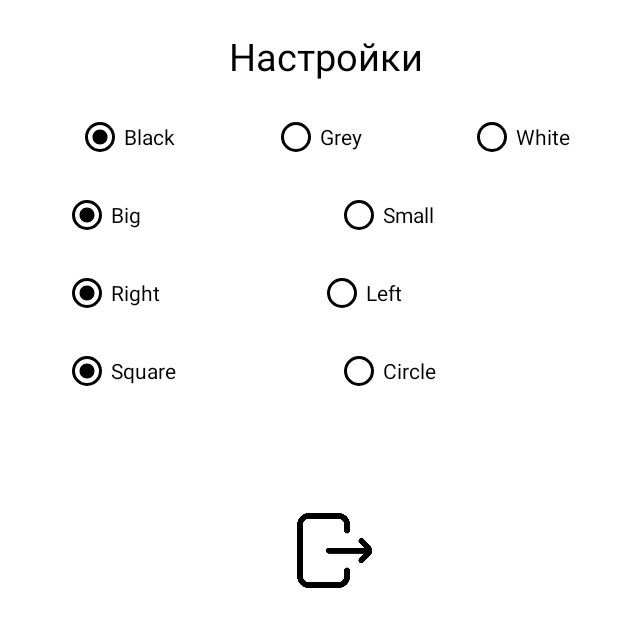
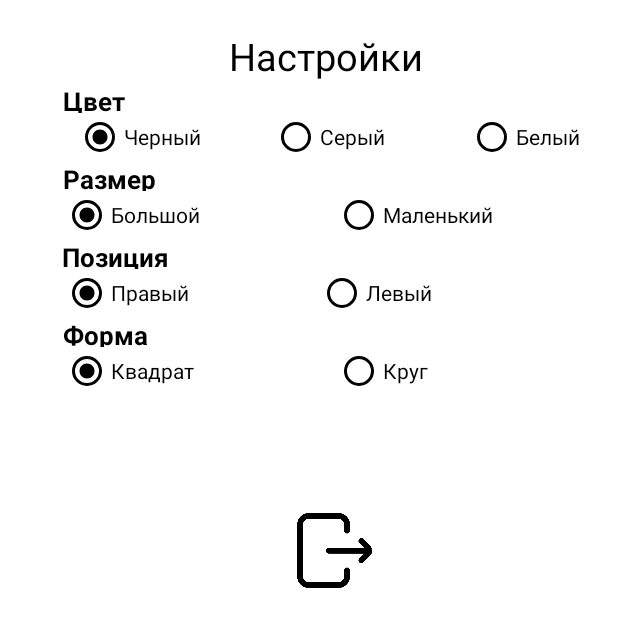
Before and after one commit to AgeDim/Clicker, an Android app: the SettingsActivity screen opened directly, with no data from a screen before it, on a phone screen of 824 x 412 dp (held sideways). Shown: the whole screen, without its empty margins (284-924 px from the left). Run offline under Robolectric (Android 15) with nearby library versions, the phone set to English and light mode, and no system bars.

Commit message:
Это все, что останется после меня!

```diff
--- a/app/src/main/java/com/example/clicker/MainActivity.java
+++ b/app/src/main/java/com/example/clicker/MainActivity.java
@@ -36,7 +36,7 @@ public class MainActivity extends AppCompatActivity {
             int secs = (int) (updateTime / 1000);
             secs %= 60;
             int milliseconds = (int) (updateTime % 1000);
-            time.setText("Time : " + String.format("%2d", secs) + ":" + String.format("%3d", milliseconds) + " c");
+            time.setText("Время : " + String.format("%2d", secs) + ":" + String.format("%3d", milliseconds) + " c");
             customHandler.postDelayed(this, 0);
         }
     };
@@ -60,7 +60,7 @@ public class MainActivity extends AppCompatActivity {
         startBtn.setOnClickListener(view -> {
             startBtn.setEnabled(false);
             click.setEnabled(true);
-            time.setText("Time : 0 c");
+            time.setText("Время : 0 c");
 
         });
         click.setOnClickListener(view -> {
@@ -81,7 +81,7 @@ public class MainActivity extends AppCompatActivity {
                 startBtn.setEnabled(true);
                 click.setEnabled(false);
             }
-            counter.setText("Click : " + c);
+            counter.setText("Клик : " + c);
             c++;
         });
         settings.setOnClickListener(view -> {
--- a/app/src/main/res/layout/activity_main.xml
+++ b/app/src/main/res/layout/activity_main.xml
@@ -82,13 +82,16 @@
             android:layout_marginEnd="140dp"
             android:layout_marginBottom="300dp"
             android:text="@string/start"
+            android:backgroundTint="@color/black"
             android:textColor="#80DEEA"
+            android:background="@color/black"
             app:layout_constraintBottom_toBottomOf="parent"
             app:layout_constraintEnd_toEndOf="parent"
             app:layout_constraintHorizontal_bias="0.498"
             app:layout_constraintStart_toStartOf="parent"
             app:layout_constraintVertical_bias="0.584"
-            tools:ignore="TextContrastCheck" />
+            tools:ignore="TextContrastCheck"
+            tools:targetApi="lollipop" />
 
     </LinearLayout>
 
--- a/app/src/main/res/layout/activity_settings.xml
+++ b/app/src/main/res/layout/activity_settings.xml
@@ -86,10 +86,11 @@
         android:id="@+id/textView3"
         android:layout_width="392dp"
         android:layout_height="20dp"
-        android:layout_marginStart="20dp"
+        android:layout_marginStart="50dp"
         android:layout_marginEnd="20dp"
         android:text="@string/color"
         android:textAlignment="center"
+        android:textColor="@color/black"
         android:textSize="17sp"
         android:textStyle="bold"
         app:layout_constraintEnd_toEndOf="parent"
@@ -101,10 +102,11 @@
         android:id="@+id/textView4"
         android:layout_width="392dp"
         android:layout_height="20dp"
-        android:layout_marginStart="20dp"
+        android:layout_marginStart="50dp"
         android:layout_marginEnd="20dp"
         android:text="@string/size"
         android:textAlignment="center"
+        android:textColor="@color/black"
         android:textSize="17sp"
         android:textStyle="bold"
         app:layout_constraintEnd_toEndOf="parent"
@@ -150,10 +152,11 @@
         android:id="@+id/textView5"
         android:layout_width="393dp"
         android:layout_height="20dp"
-        android:layout_marginStart="20dp"
+        android:layout_marginStart="50dp"
         android:layout_marginEnd="20dp"
         android:text="@string/position"
         android:textAlignment="center"
+        android:textColor="@color/black"
         android:textSize="17sp"
         android:textStyle="bold"
         app:layout_constraintEnd_toEndOf="parent"
@@ -199,10 +202,11 @@
         android:id="@+id/textView6"
         android:layout_width="392dp"
         android:layout_height="20dp"
-        android:layout_marginStart="20dp"
+        android:layout_marginStart="50dp"
         android:layout_marginEnd="20dp"
         android:text="@string/form"
         android:textAlignment="center"
+        android:textColor="@color/black"
         android:textSize="17sp"
         android:textStyle="bold"
         app:layout_constraintEnd_toEndOf="parent"
--- a/app/src/main/res/values/strings.xml
+++ b/app/src/main/res/values/strings.xml
@@ -1,24 +1,24 @@
 <resources>
-    <string name="app_name">Clicker</string>
-    <string name="time">Time</string>
-    <string name="time_0">Time : 0 c</string>
-    <string name="counter_0">Counter : 0</string>
+    <string name="app_name">Кликер</string>
+    <string name="time">Время</string>
+    <string name="time_0">Время : 0 c</string>
+    <string name="counter_0">Клик : 0</string>
     <string name="info">Настройки</string>
-    <string name="start">START</string>
-    <string name="click_0">Click : 0</string>
-    <string name="black">Black</string>
-    <string name="color">Color</string>
-    <string name="grey">Grey</string>
-    <string name="white">White</string>
-    <string name="big">Big</string>
-    <string name="small">Small</string>
-    <string name="size">Size</string>
+    <string name="start">Старт</string>
+    <string name="click_0">Клик : 0</string>
+    <string name="black">Черный</string>
+    <string name="color">Цвет</string>
+    <string name="grey">Серый</string>
+    <string name="white">Белый</string>
+    <string name="big">Большой</string>
+    <string name="small">Маленький</string>
+    <string name="size">Размер</string>
     <string name="todo">TODO</string>
-    <string name="right">Right</string>
-    <string name="left">Left</string>
-    <string name="position">Position</string>
-    <string name="time_0_c">Time : 0 c</string>
-    <string name="sqare">Square</string>
-    <string name="circle">Circle</string>
-    <string name="form">Form:</string>
+    <string name="right">Правый</string>
+    <string name="left">Левый</string>
+    <string name="position">Позиция</string>
+    <string name="time_0_c">Время : 0 c</string>
+    <string name="sqare">Квадрат</string>
+    <string name="circle">Круг</string>
+    <string name="form">Форма</string>
 </resources>
```
